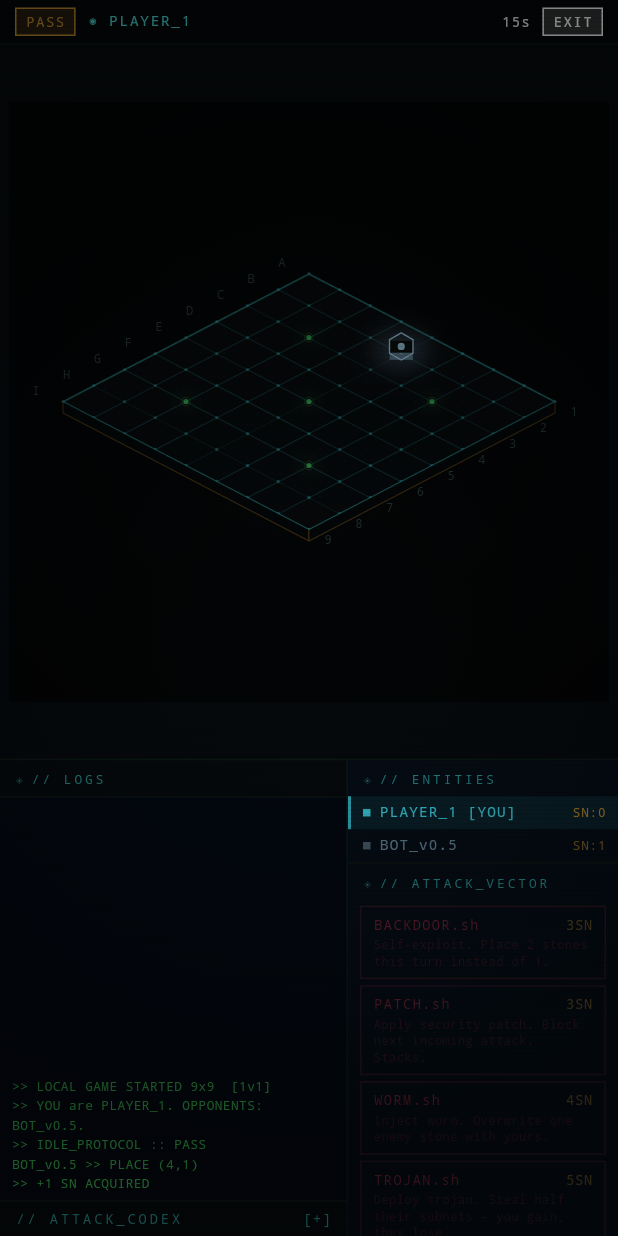
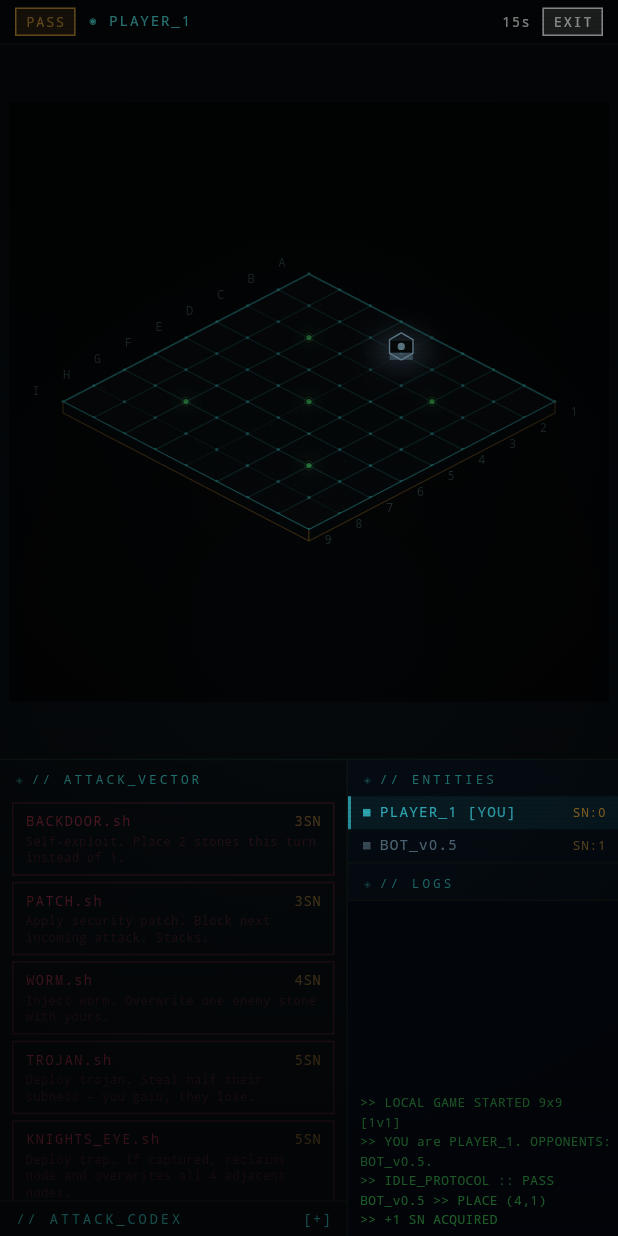
Before and after one commit to Jasssbo/GoHackMe, a Flutter app: the LocalGameScreen screen opened by its route, after a tap on "PASS", on a phone screen of 412 x 824 dp. Run offline on Flutter 3.47's test engine with Material 3 defaults, Android fonts, the phone set to English and light mode, and no system bars; our stand-ins replace flutter_riverpod, go_router, google_fonts, shared_preferences; accounts and stored records are empty.

Commit message:
Refactor game logic and improve error handling
- Updated README to clarify connection and room limits.
- Enhanced input validation for botCount in LocalGameNotifier.
- Improved turn handling in LocalGameNotifier for hijackedVictimPlacement phase.
- Refactored WiredGameNotifier to ensure async reset operations.
- Added null checks in LAN game screen to prevent crashes.
- Improved tap detection logic in BoardWidget for better user experience.
- Refactored game layout to separate attack and status panels.
- Enhanced logging and error handling in LAN and Wired server services.
- Implemented strict IP validation in GeoService to prevent injection attacks.
- Improved room management with automatic cleanup of disconnected players.
- Enhanced websocket handler to manage chat rate limiting more effectively.

```diff
--- a/app/lib/features/board/providers/local_game_provider.dart
+++ b/app/lib/features/board/providers/local_game_provider.dart
@@ -63,7 +63,9 @@ class LocalGameNotifier extends Notifier<GameState?> {
     /// Number of bot opponents.  Supported values: 1 (1v1) or 3 (1v3).
     int botCount = 1,
   }) {
-    assert(botCount >= 1 && botCount <= 3, 'botCount must be 1, 2 or 3');
+    if (botCount < 1 || botCount > 3) {
+      throw ArgumentError('botCount must be 1–3, got $botCount');
+    }
     _botTurnPending = false;
     _difficulty = difficulty;
     _botIds = List.generate(botCount, (i) => 'bot_${i + 1}');
@@ -149,6 +151,13 @@ class LocalGameNotifier extends Notifier<GameState?> {
       if (s == null) return;
       if (s.currentPlayerId != _humanId) return;
       ref.read(localGameLogProvider.notifier).append('TURN_TIMEOUT >> AUTO_SKIP');
+      if (s.phase == GamePhase.hijackedVictimPlacement) {
+        // pass() is invalid in this phase; keep the clock running so the
+        // game does not stall while waiting for the human hijacker to act.
+        ref.read(localGameLogProvider.notifier).append('TURN_TIMEOUT >> AWAITING_HIJACK_PLACEMENT');
+        _resetTurnTimer();
+        return;
+      }
       final ActionResult result;
       if (s.phase == GamePhase.attack) {
         result = GameEngine.endAttackPhase(s, _humanId);
@@ -171,37 +180,6 @@ class LocalGameNotifier extends Notifier<GameState?> {
           _turnTimer?.cancel();
           _handleGameOver(newState);
           return;
-        }
-
-        // Auto-skip loop: advance past every consecutive DDOS-blocked player.
-        int skipGuard = 0;
-        while (
-          skipGuard < newState.players.length &&
-          state!.phase == GamePhase.attack &&
-          state!.hasEffect(state!.currentPlayerId, AttackType.ddos)
-        ) {
-          skipGuard++;
-          final skipResult = GameEngine.skipDdosVictim(state!);
-          if (skipResult case ActionSuccess(
-            newState: final skipState,
-            logMessage: final skipLog,
-          )) {
-            state = skipState;
-            if (skipLog != null) {
-              ref.read(localGameLogProvider.notifier).append('DDOS >> $skipLog');
-            }
-            if (skipState.currentPlayerId == _humanId) {
-              // Human's turn after DDOS skip – restart their timer.
-              _resetTurnTimer();
-              return;
-            }
-            if (_isBot(skipState.currentPlayerId)) {
-              _scheduleBotTurn();
-              return;
-            }
-          } else {
-            break;
-          }
         }
 
         // Schedule bot turn when it becomes any bot's turn.
@@ -232,13 +210,32 @@ class LocalGameNotifier extends Notifier<GameState?> {
     final current = state;
     if (current == null) return;
     if (!_isBot(current.currentPlayerId)) return;
-    if (current.phase != GamePhase.attack) return;
     if (GameEngine.isGameOver(current)) return;
 
     final botId = current.currentPlayerId;
-    final botLabel = current.players
-        .firstWhere((p) => p.id == botId)
-        .displayName;
+    final botLabel =
+        current.players.firstWhere((p) => p.id == botId).displayName;
+
+    // In hijackedVictimPlacement the bot (hijacker) must place a stone in
+    // the victim's colour.  Pick any legal position and place it.
+    if (current.phase == GamePhase.hijackedVictimPlacement) {
+      final move = BotPlayer.pickMove(current, botId, _difficulty);
+      if (move != null) {
+        ref
+            .read(localGameLogProvider.notifier)
+            .append('$botLabel >> HIJACK_PLACE (${move.x},${move.y})');
+        _applyResult(GameEngine.placeStone(current, botId, move));
+      } else {
+        // Board full — pass as a fallback; engine will reject and log.
+        ref
+            .read(localGameLogProvider.notifier)
+            .append('$botLabel >> HIJACK_PASS (board full)');
+        _applyResult(GameEngine.pass(current, botId));
+      }
+      return;
+    }
+
+    if (current.phase != GamePhase.attack) return;
 
     // Bot may choose to attack first (attacks are valid in placement phase).
     final attack = BotPlayer.pickAttack(current, botId, _humanId, _difficulty);
--- a/app/lib/features/board/screens/lan_game_screen.dart
+++ b/app/lib/features/board/screens/lan_game_screen.dart
@@ -115,6 +115,7 @@ class _LanGameScreenState extends ConsumerState<LanGameScreen> {
         );
 
       case LanGameStatus.over:
+        if (ls.gameState == null) return const SizedBox.shrink();
         return _GameOverPanel(
           state: ls.gameState!,
           logLines: ls.logLines,
@@ -122,7 +123,8 @@ class _LanGameScreenState extends ConsumerState<LanGameScreen> {
         );
 
       case LanGameStatus.playing:
-        final gs = ls.gameState!;
+        final gs = ls.gameState;
+        if (gs == null) return const SizedBox.shrink();
         return GameLayout(
           state: gs,
           localPlayerId: ls.localPlayerId,
--- a/app/lib/features/board/widgets/game_layout.dart
+++ b/app/lib/features/board/widgets/game_layout.dart
@@ -359,16 +359,42 @@ class _GameLayoutState extends State<GameLayout> {
     );
   }
 
-  Widget _buildTerminalPanel() {
+  Widget _buildAttackPanel(bool inAttack, bool isPicking) {
     return Column(
       crossAxisAlignment: CrossAxisAlignment.stretch,
       children: [
-        const PanelHeader('// LOGS'),
-        const PanelDivider(),
-        Expanded(child: GameTerminalLog(lines: widget.logLines)),
-        if (widget.onChatSend != null) ...[
-          const PanelDivider(),
-          _ChatInput(onSend: widget.onChatSend!),
+        if (inAttack && !isPicking) ...[
+          const PanelHeader('// ATTACK_VECTOR'),
+          Expanded(
+            child: SingleChildScrollView(
+              child: AttackCardsPanel(
+                subnets: widget.state.subnetsOf(widget.localPlayerId),
+                players: widget.state.players,
+                localPlayerId: widget.localPlayerId,
+                onAttack: widget.onAttack,
+                onPickPosition: _onPickPosition,
+              ),
+            ),
+          ),
+        ] else ...[
+          const PanelHeader('// LAYER_STATUS'),
+          Padding(
+            padding: const EdgeInsets.fromLTRB(10, 4, 10, 8),
+            child: Text(
+              widget.state.phase == GamePhase.attack
+                  ? (widget.state.currentPlayerId == widget.localPlayerId
+                      ? '> YOUR_TURN.exe'
+                      : '> AWAITING_ENTITY_UPLINK')
+                  : '> LAYER::${widget.state.phase.name.toUpperCase()}',
+              style: const TextStyle(
+                color: CyberpunkColors.green,
+                fontSize: 10,
+                letterSpacing: 1,
+                fontFamily: 'monospace',
+              ),
+            ),
+          ),
+          const Spacer(),
         ],
         const PanelDivider(),
         const AttackCodex(),
@@ -388,14 +414,13 @@ class _GameLayoutState extends State<GameLayout> {
           child: Row(
             crossAxisAlignment: CrossAxisAlignment.stretch,
             children: [
-              Expanded(child: _buildTerminalPanel()),
+              Expanded(child: _buildAttackPanel(inAttack, isPicking)),
               Container(width: 1, color: const Color(0xFF0C1814)),
               GameSidePanel(
                 state: widget.state,
                 localPlayerId: widget.localPlayerId,
-                inAttack: inAttack && !isPicking,
-                onAttack: widget.onAttack,
-                onPickPosition: _onPickPosition,
+                logLines: widget.logLines,
+                onChatSend: widget.onChatSend,
               ),
             ],
           ),
@@ -426,19 +451,18 @@ class _GameLayoutState extends State<GameLayout> {
             children: [
               Expanded(
                 flex: 3,
-                child: GameSidePanel(
-                  state: widget.state,
-                  localPlayerId: widget.localPlayerId,
-                  inAttack: inAttack && !isPicking,
-                  onAttack: widget.onAttack,
-                  onPickPosition: _onPickPosition,
-                  fillWidth: true,
-                ),
+                child: _buildAttackPanel(inAttack, isPicking),
               ),
               const PanelDivider(),
               Expanded(
                 flex: 2,
-                child: _buildTerminalPanel(),
+                child: GameSidePanel(
+                  state: widget.state,
+                  localPlayerId: widget.localPlayerId,
+                  logLines: widget.logLines,
+                  onChatSend: widget.onChatSend,
+                  fillWidth: true,
+                ),
               ),
             ],
           ),
@@ -598,9 +622,8 @@ class _StripButton extends StatelessWidget {
 class GameSidePanel extends StatelessWidget {
   final GameState state;
   final String localPlayerId;
-  final bool inAttack;
-  final void Function(AttackAction) onAttack;
-  final void Function(AttackAction partial) onPickPosition;
+  final List<String> logLines;
+  final void Function(String)? onChatSend;
   /// When true the panel expands to fill its parent's width instead of using
   /// the default fixed [context.s(180)] — used in the landscape layout.
   final bool fillWidth;
@@ -609,9 +632,8 @@ class GameSidePanel extends StatelessWidget {
     super.key,
     required this.state,
     required this.localPlayerId,
-    required this.inAttack,
-    required this.onAttack,
-    required this.onPickPosition,
+    required this.logLines,
+    this.onChatSend,
     this.fillWidth = false,
   });
 
@@ -630,37 +652,13 @@ class GameSidePanel extends StatelessWidget {
           ..._playerRows(),
           const PanelDivider(),
 
-          // ── Attack or status ──────────────────────────────────────
-          if (inAttack) ...[
-            const PanelHeader('// ATTACK_VECTOR'),
-            Expanded(
-              child: SingleChildScrollView(
-                child: AttackCardsPanel(
-                  subnets: state.subnetsOf(localPlayerId),
-                  players: state.players,
-                  localPlayerId: localPlayerId,
-                  onAttack: onAttack,                  onPickPosition: onPickPosition,                ),
-              ),
-            ),
-          ] else ...[
-            const PanelHeader('// LAYER_STATUS'),
-            Padding(
-              padding: const EdgeInsets.fromLTRB(10, 4, 10, 8),
-              child: Text(
-                state.phase == GamePhase.attack
-                    ? (state.currentPlayerId == localPlayerId
-                        ? '> YOUR_TURN.exe'
-                        : '> AWAITING_ENTITY_UPLINK')
-                    : '> LAYER::${state.phase.name.toUpperCase()}',
-                style: const TextStyle(
-                  color: CyberpunkColors.green,
-                  fontSize: 10,
-                  letterSpacing: 1,
-                  fontFamily: 'monospace',
-                ),
-              ),
-            ),
-            const Spacer(),
+          // ── Logs ─────────────────────────────────────────────────
+          const PanelHeader('// LOGS'),
+          const PanelDivider(),
+          Expanded(child: GameTerminalLog(lines: logLines)),
+          if (onChatSend != null) ...[
+            const PanelDivider(),
+            _ChatInput(onSend: onChatSend!),
           ],
         ],
       ),
--- a/app/lib/services/lan_client_service.dart
+++ b/app/lib/services/lan_client_service.dart
@@ -112,7 +112,7 @@ class LanClientService implements IGameTransport {
           _errorCtrl.add('TCP_ERROR: $e');
         }
       },
-      cancelOnError: false,
+      cancelOnError: true,
     );
 
     // Introduce ourselves
--- a/packages/go_engine/lib/src/engine/attack_system.dart
+++ b/packages/go_engine/lib/src/engine/attack_system.dart
@@ -9,6 +9,10 @@ import 'go_rules.dart';
 /// All methods are static and pure – they return new [GameState] instances.
 class AttackSystem {
   AttackSystem._();
+
+  /// Sentinel value for [ActiveEffect.turnsRemaining] that means "persist
+  /// indefinitely until explicitly consumed" (used by [AttackType.knightseye]).
+  static const _kEffectPermanent = 999;
 
   // ── Attack validation ─────────────────────────────────────────────────────
 
@@ -23,7 +27,7 @@ class AttackSystem {
       return 'NOT_YOUR_TURN';
     }
 
-    // PATCH, KNIGHTS_EYE, TIMEBOMB, and BACKDOOR are self-applied/broadcast;
+    // PATCH, KNIGHTS_EYE, PSYCHE, and BACKDOOR are self-applied/broadcast;
     // all other attacks must target a different player.
     if (action.type != AttackType.patch &&
         action.type != AttackType.knightseye &&
@@ -183,7 +187,7 @@ class AttackSystem {
         newEffects.add(ActiveEffect(
           type: AttackType.knightseye,
           targetPlayerId: action.attackerPlayerId, // owner of the trap
-          turnsRemaining: 999, // persists until the trap fires or stone is gone
+          turnsRemaining: _kEffectPermanent, // persists until the trap fires or stone is gone
           anchorPosition: action.targetPosition,
         ));
 
@@ -213,8 +217,9 @@ class AttackSystem {
   /// Called at the start of [playerId]'s turn to tick down and resolve
   /// any expiring effects.
   ///
-  /// [patch] effects (turnsRemaining: 999) and [honeypot] effects are NOT
-  /// ticked – they are consumed explicitly.
+  /// [knightseye] (honeypot) effects are excluded from ticking — they use
+  /// [_kEffectPermanent] as a sentinel and are consumed explicitly via
+  /// [consumeHoneypot].
   static GameState tickEffectsForPlayer(GameState state, String playerId) {
     final stillActive = <ActiveEffect>[];
 
@@ -223,7 +228,9 @@ class AttackSystem {
         stillActive.add(effect);
         continue;
       }
-      // backdoor and honeypot are event-driven, not turn-ticked.
+      // knightseye (honeypot) effects are excluded from ticking —
+      // they use _kEffectPermanent as a sentinel and are consumed
+      // explicitly by the honeypot-explosion path.
       if (effect.type == AttackType.knightseye) {
         stillActive.add(effect);
         continue;
--- a/packages/go_engine/lib/src/engine/bot_player.dart
+++ b/packages/go_engine/lib/src/engine/bot_player.dart
@@ -137,15 +137,15 @@ class BotPlayer {
     final botColor = StoneColor.fromIndex(playerIndex);
 
     // ── 1. Capture: find moves that complete a capture ──────────────────
-    final captureSet = _captureMoves(state.board, botColor, legal);
-    if (captureSet.isNotEmpty) {
-      return _pickRandom(captureSet.toList(), rand);
+    final captureMoves = _captureMoves(state.board, botColor, legal);
+    if (captureMoves.isNotEmpty) {
+      return _pickRandom(captureMoves, rand);
     }
 
-    // ── 2. Save own groups in atari ──────────────────────────────────────
+    // ── 2. Save own groups in atari ──────────────────────────────────
     final saveMoves = _saveMoves(state.board, botColor, legal);
     if (saveMoves.isNotEmpty) {
-      return _pickRandom(saveMoves.toList(), rand);
+      return _pickRandom(saveMoves, rand);
     }
 
     // ── 3. Filter self-atari moves (unless no other option) ─────────────
@@ -184,14 +184,8 @@ class BotPlayer {
     Board board,
     StoneColor botColor,
     List<Position> legal,
-  ) {
-    final result = <Position>[];
-    for (final pos in legal) {
-      if (!_isSavingMove(board, pos, botColor)) continue;
-      result.add(pos);
-    }
-    return result;
-  }
+  ) =>
+      legal.where((pos) => _isSavingMove(board, pos, botColor)).toList();
 
   static bool _isSavingMove(Board board, Position pos, StoneColor botColor) {
     // Check if any adjacent own group is in atari (1 liberty)
--- a/packages/go_engine/lib/src/engine/go_rules.dart
+++ b/packages/go_engine/lib/src/engine/go_rules.dart
@@ -80,8 +80,8 @@ class GoRules {
   /// Validates whether [color] may place a stone at [pos] on [board].
   ///
   /// [boardHashes] contains [Board.zobristHash] for every prior position,
-  /// oldest first.  Using hashes keeps superko checking O(1) per prior
-  /// state and removes the need for any history cap.
+  /// oldest first.  Hash comparison is O(n) over the history length, which
+  /// is negligible for typical game lengths (a few hundred moves at most).
   ///
   /// Returns `null` when the move is legal; returns an error string otherwise.
   static String? validatePlacement(
--- a/packages/go_engine/lib/src/engine/scorer.dart
+++ b/packages/go_engine/lib/src/engine/scorer.dart
@@ -65,7 +65,7 @@ class Scorer {
   /// The formula rewards capturing opponent stones and growing influence:
   ///   base 1 subnet per placement
   ///   +1 per captured stone (already removed from board when this is called)
-  ///   +1 bonus for placing on the 4 star-point positions (influence nodes)
+  ///   +1 bonus for placing on a star-point position (influence node)
   static int subnetsForPlacement(
     Board board,
     Position pos,
@@ -97,7 +97,11 @@ class Scorer {
   }
 
   static bool _isStarPoint(Position pos, int size) {
-    const starPoints9 = {3, 6};
+    // 0-indexed star-point coordinates for standard board sizes.
+    // 9×9:  corners (2,2)/(2,6)/(6,2)/(6,6) + sides + tengen (4,4)
+    // 13×13: corners (3,3) etc. + tengen (6,6)
+    // 19×19: corners (3,3) etc. + tengen (9,9)
+    const starPoints9 = {2, 4, 6};
     const starPoints13 = {3, 6, 9};
     const starPoints19 = {3, 9, 15};
 
--- a/packages/go_engine/lib/src/models/game_state.dart
+++ b/packages/go_engine/lib/src/models/game_state.dart
@@ -97,6 +97,7 @@ class GameState {
 
   StoneColor currentPlayerColor(String playerId) {
     final idx = players.indexWhere((p) => p.id == playerId);
+    if (idx < 0) return StoneColor.p1; // fallback: player not in this game
     return StoneColor.fromIndex(idx);
   }
 
@@ -114,7 +115,10 @@ class GameState {
     required int boardSize,
     int initialSubnets = 0,
   }) {
-    assert(players.length >= 2 && players.length <= 4);
+    if (players.length < 2 || players.length > 4) {
+      throw ArgumentError(
+          'GoHackMe requires 2–4 players, got ${players.length}');
+    }
     return GameState(
       board: Board(size: boardSize),
       boardHashes: const [],
@@ -178,6 +182,8 @@ class GameState {
         'patchShields': patchShields,
         'backdoorBy': backdoorBy,
         'phase': phase.name,
+        'turnNumber': turnNumber,
+        'consecutivePasses': consecutivePasses,
         'activeEffects': activeEffects.map((e) => e.toJson()).toList(),
       };
 
@@ -210,7 +216,7 @@ class GameState {
             (k, v) => MapEntry(k as String, v as String?),
           ) ??
           {},
-      turnNumber: json['turnNumber'] as int? ?? 0,
+      turnNumber: json['turnNumber'] as int? ?? 1,
       consecutivePasses: json['consecutivePasses'] as int? ?? 0,
       phase: GamePhase.values.byName(json['phase'] as String),
       activeEffects: (json['activeEffects'] as List)
--- a/server/lib/src/room_manager.dart
+++ b/server/lib/src/room_manager.dart
@@ -16,6 +16,7 @@ class RoomManager {
   static const _kMaxRooms = 50;
 
   final _rooms = HashMap<String, GameRoom>();
+  final _reapTimers = HashMap<String, Timer>();
 
   // ── Public API ────────────────────────────────────────────────────────────
 
@@ -76,13 +77,16 @@ class RoomManager {
   // ── Lifecycle ─────────────────────────────────────────────────────────────
 
   void _reap(String roomId) {
+    _reapTimers.remove(roomId)?.cancel();
     final room = _rooms.remove(roomId);
     room?.dispose(); // cancel pending reconnect + turn timers
     print('[RoomManager] reaped room $roomId (${_rooms.length} remaining)');
   }
 
   void _scheduleReap(String roomId) {
-    Timer(_kRoomTimeout, () {
+    _reapTimers[roomId]?.cancel();
+    _reapTimers[roomId] = Timer(_kRoomTimeout, () {
+      _reapTimers.remove(roomId);
       final room = _rooms[roomId];
       if (room != null && room.isEmpty) _reap(roomId);
     });
```
Also changed, not shown: app/lib/features/board/providers/wired_game_provider.dart (+14 -12 lines), app/lib/features/board/widgets/board_widget.dart (+12 -5 lines), app/lib/services/lan_host_service.dart (+53 -5 lines), app/lib/services/wired_server_service.dart (+8 -3 lines), packages/go_engine/lib/src/models/attack.dart (+4 -3 lines), server/lib/src/game_room.dart (+27 -3 lines), server/lib/src/geo_service.dart (+21 -1 lines), server/lib/src/ws_handler.dart (+6 -3 lines), 2 other files.
